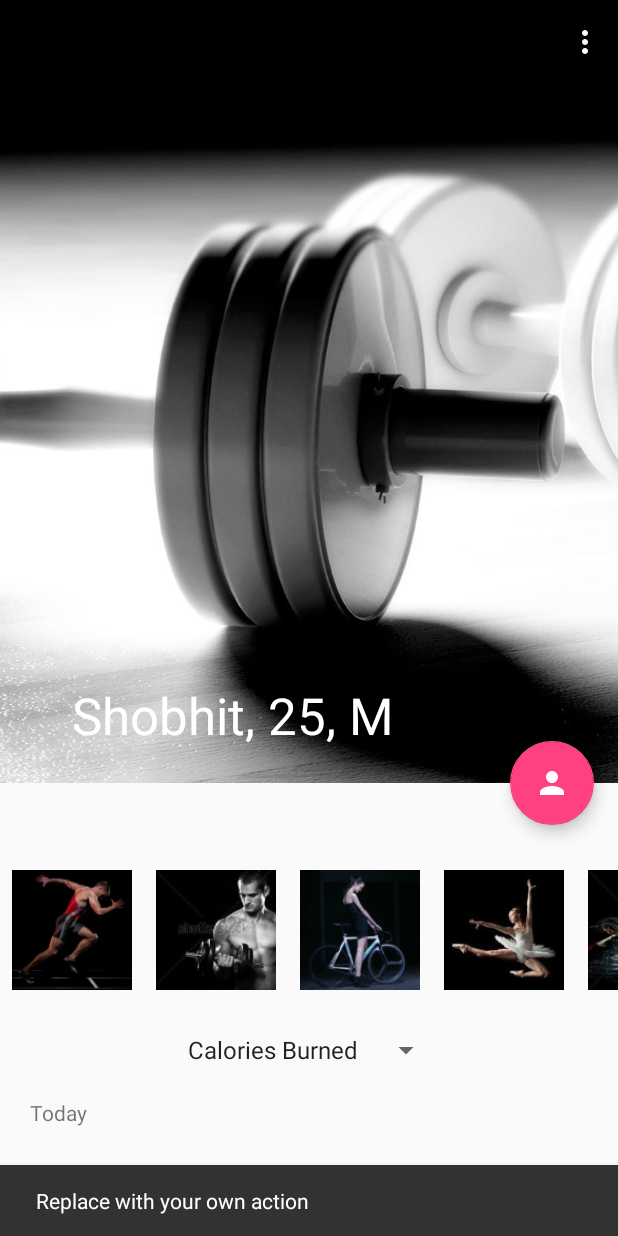
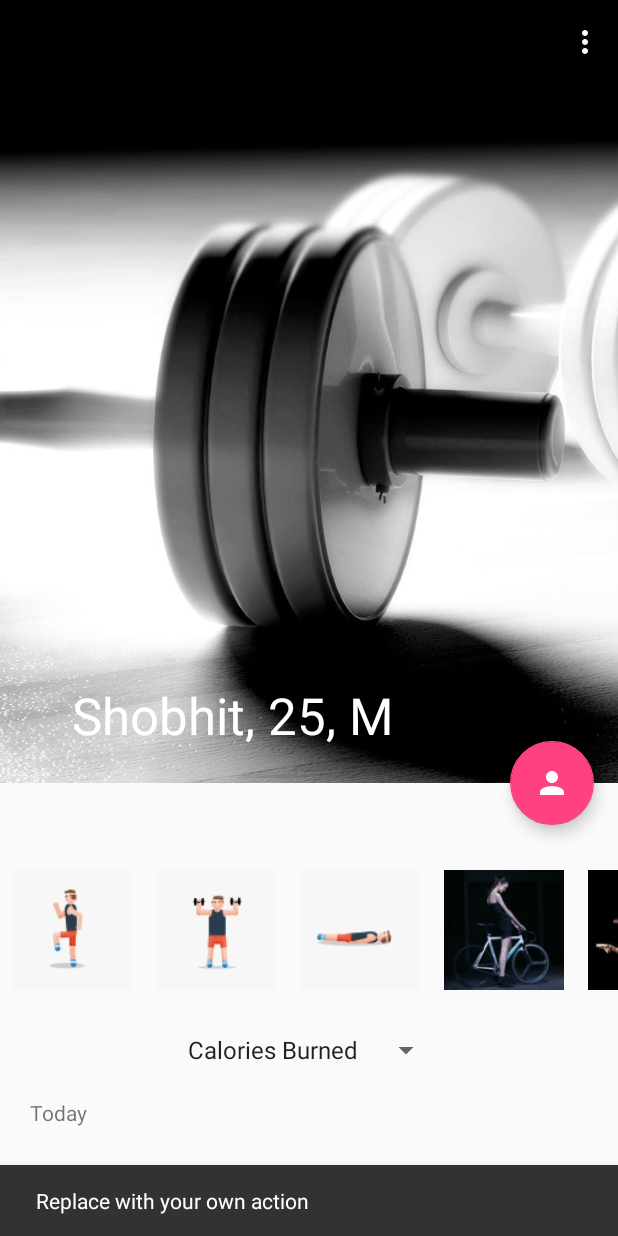
Before and after one commit to Prithvirajbilla/FitmeApp, an Android app: the screen it shows after launch (ProfileActivity), after a tap on an icon or button, on a phone screen of 412 x 824 dp. Run offline under Robolectric (Android 15) with nearby library versions, the phone set to English and light mode, and no system bars; our stand-ins replace ButterKnife; libraries missing offline, so code that uses them is left out: com.facebook; plain views replace GifImageView, PieChart; 26 statements that could not run were skipped.

Commit message:
changes in activity images

```diff
--- a/app/src/main/res/layout/content_profile.xml
+++ b/app/src/main/res/layout/content_profile.xml
@@ -31,13 +31,19 @@
                     android:layout_width="80dp"
                     android:layout_height="80dp"
                     android:layout_margin="8dp"
-                    android:background="@drawable/running"/>
+                    android:background="@drawable/running1"/>
                 <ImageButton
                     android:layout_width="80dp"
                     android:layout_height="80dp"
                     android:id="@+id/activityBtn2"
                     android:layout_margin="8dp"
-                    android:background="@drawable/gymming"/>
+                    android:background="@drawable/gymming1"/>
+                <ImageButton
+                    android:layout_width="80dp"
+                    android:layout_height="80dp"
+                    android:id="@+id/activityBtn6"
+                    android:layout_margin="8dp"
+                    android:background="@drawable/yoga1"/>
                 <ImageButton
                     android:layout_width="80dp"
                     android:layout_height="80dp"
@@ -56,13 +62,6 @@
                     android:id="@+id/activityBtn5"
                     android:layout_margin="8dp"
                     android:background="@drawable/swimming"/>
-
-                <ImageButton
-                    android:layout_width="80dp"
-                    android:layout_height="80dp"
-                    android:id="@+id/activityBtn6"
-                    android:layout_margin="8dp"
-                    android:background="@drawable/yoga"/>
 
             </LinearLayout>
         </HorizontalScrollView>
```
Also changed, not shown: app/src/main/res/drawable-xhdpi/gymming1.gif (added), app/src/main/res/drawable-xhdpi/running1.gif (added), app/src/main/res/drawable-xhdpi/yoga1.gif (added).
